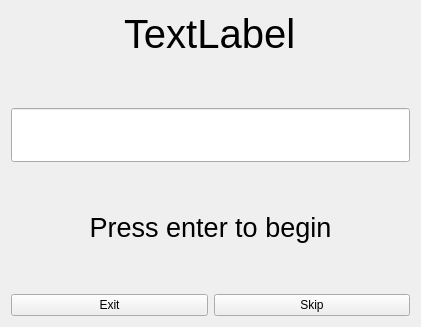
The window that ui/playDeck.ui (mattbroadbridge/SpaceLearn) describes before a commit, drawn with Qt 5.
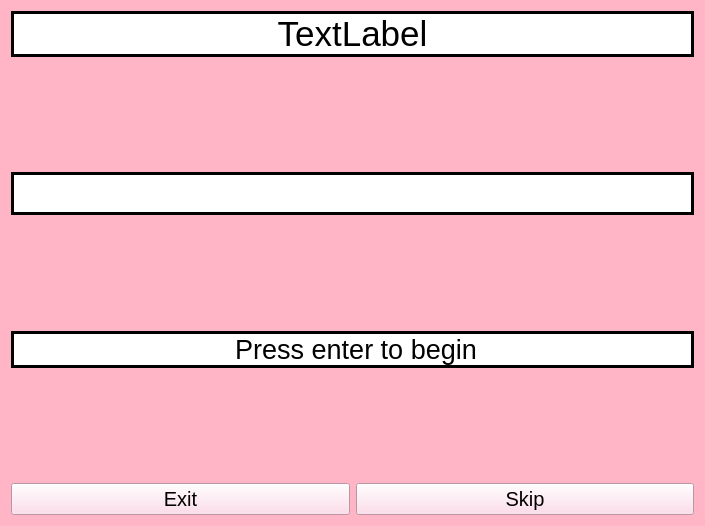
The same window after the commit.

Diff of the .ui file:
```diff
--- a/ui/playDeck.ui
+++ b/ui/playDeck.ui
@@ -6,23 +6,32 @@
    <rect>
     <x>0</x>
     <y>0</y>
-    <width>421</width>
-    <height>327</height>
+    <width>705</width>
+    <height>526</height>
    </rect>
   </property>
   <property name="windowTitle">
    <string>Dialog</string>
   </property>
+  <property name="styleSheet">
+   <string notr="true">background-color: rgb(255, 181, 198);
+
+
+</string>
+  </property>
   <layout class="QVBoxLayout" name="verticalLayout">
-   <item alignment="Qt::AlignHCenter">
+   <item>
     <widget class="QLabel" name="questionLabel">
-     <property name="font">
-      <font>
-       <pointsize>30</pointsize>
-      </font>
+     <property name="styleSheet">
+      <string notr="true">font-size:35px;
+border: 3px solid black;
+background-color: rgb(255, 255, 255);</string>
      </property>
      <property name="text">
-      <string>TextLabel</string>
+      <string>&lt;html&gt;&lt;head/&gt;&lt;body&gt;&lt;p align=&quot;center&quot;&gt;&lt;span style=&quot; font-size:26pt;&quot;&gt;TextLabel&lt;/span&gt;&lt;/p&gt;&lt;/body&gt;&lt;/html&gt;</string>
+     </property>
+     <property name="alignment">
+      <set>Qt::AlignCenter</set>
      </property>
     </widget>
    </item>
@@ -46,7 +55,7 @@
     <widget class="QLineEdit" name="answerEdit">
      <property name="font">
       <font>
-       <pointsize>30</pointsize>
+       <pointsize>-1</pointsize>
        <weight>50</weight>
        <bold>false</bold>
       </font>
@@ -54,6 +63,11 @@
      <property name="cursor">
       <cursorShape>IBeamCursor</cursorShape>
      </property>
+     <property name="styleSheet">
+      <string notr="true">font-size:30px;
+background-color: rgb(255, 255, 255);
+border: 3px solid black;</string>
+     </property>
      <property name="alignment">
       <set>Qt::AlignCenter</set>
      </property>
@@ -79,6 +93,10 @@
        <pointsize>20</pointsize>
       </font>
      </property>
+     <property name="styleSheet">
+      <string notr="true">background-color: rgb(255, 255, 255);
+border: 3px solid black;</string>
+     </property>
      <property name="text">
       <string>&lt;html&gt;&lt;head/&gt;&lt;body&gt;&lt;p align=&quot;center&quot;&gt;Press enter to begin&lt;/p&gt;&lt;/body&gt;&lt;/html&gt;</string>
      </property>
@@ -101,6 +119,10 @@
     <layout class="QHBoxLayout" name="horizontalLayout">
      <item>
       <widget class="QPushButton" name="exitBtn">
+       <property name="styleSheet">
+        <string notr="true">background-color: rgb(255, 211, 228);
+font-size:20px;</string>
+       </property>
        <property name="text">
         <string>Exit</string>
        </property>
@@ -117,6 +139,10 @@
      </item>
      <item>
       <widget class="QPushButton" name="skipBtn">
+       <property name="styleSheet">
+        <string notr="true">background-color: rgb(255, 211, 228);
+font-size:20px;</string>
+       </property>
        <property name="text">
         <string>Skip</string>
        </property>
```
